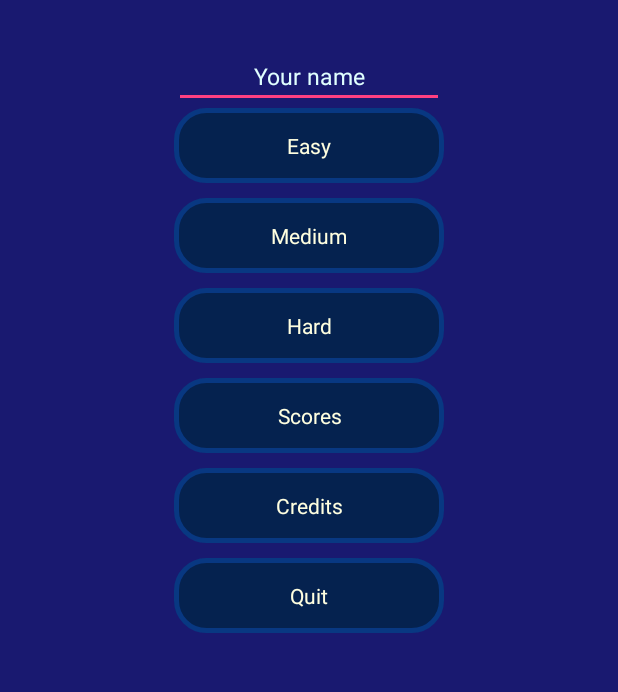
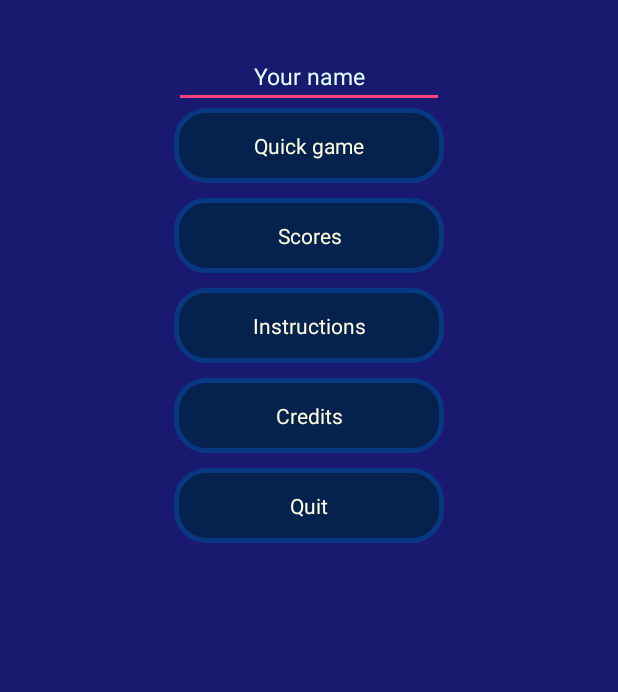
Before and after one commit to Maarti/GuessTheNumber, an Android app: the screen it shows after launch (MainMenuActivity), on a phone screen of 412 x 824 dp, the part 149-841 px from its top. Run offline under Robolectric (Android 15) with nearby library versions, the phone set to English and light mode, and no system bars.

Commit message:
New menu "Quick Game" and all difficulties moved as sub-menus of it

```diff
--- a/app/src/main/java/net/maarti/guessthenumber/GameActivity.java
+++ b/app/src/main/java/net/maarti/guessthenumber/GameActivity.java
@@ -174,7 +174,7 @@ public class GameActivity extends AppCompatActivity {
             wSubmit.setVisibility(View.INVISIBLE);
             wNumberIndication.setText(String.format("%d", game.getNumberToGuess()));
 
-            // Récupération du pseudo du jour
+            // Récupération du pseudo du joueur
             SharedPreferences preferences = PreferenceManager.getDefaultSharedPreferences(this);
             String username = preferences.getString(MainMenuActivity.USERNAME_LABEL, getString(R.string.defautUsername));
             if (username.equals("")) {
--- /dev/null
+++ b/app/src/main/res/drawable/easy_textview_selector.xml
@@ -0,0 +1,6 @@
+<?xml version="1.0" encoding="utf-8"?>
+<selector xmlns:android="http://schemas.android.com/apk/res/android">
+    <item android:drawable="@color/easyBackgroundClicked"
+        android:state_pressed="true" />
+    <item android:drawable="@color/easyBackground" />
+</selector>
--- /dev/null
+++ b/app/src/main/res/drawable/hard_textview_selector.xml
@@ -0,0 +1,6 @@
+<?xml version="1.0" encoding="utf-8"?>
+<selector xmlns:android="http://schemas.android.com/apk/res/android">
+    <item android:drawable="@color/hardBackgroundClicked"
+        android:state_pressed="true" />
+    <item android:drawable="@color/hardBackground" />
+</selector>
--- /dev/null
+++ b/app/src/main/res/drawable/medium_textview_selector.xml
@@ -0,0 +1,6 @@
+<?xml version="1.0" encoding="utf-8"?>
+<selector xmlns:android="http://schemas.android.com/apk/res/android">
+    <item android:drawable="@color/mediumBackgroundClicked"
+        android:state_pressed="true" />
+    <item android:drawable="@color/mediumBackground" />
+</selector>
--- a/app/src/main/res/layout/activity_main_menu.xml
+++ b/app/src/main/res/layout/activity_main_menu.xml
@@ -42,7 +42,20 @@
         android:ems="10"
         android:maxLength="20" />
 
+    <Button
+        android:layout_width="wrap_content"
+        android:layout_height="wrap_content"
+        android:text="@string/quickGame"
+        android:id="@+id/buttonQuickGame"
+        android:onClick="onClickQuickGame"
+        android:layout_marginBottom="10dp"
+        android:layout_centerHorizontal="true"
+        android:layout_below="@+id/ediTextName"/>
+
+
+
     <!-- TODO proposer les 3 difficultés dans un unique menu "New Game" -->
+    <!--
     <Button
         android:layout_width="wrap_content"
         android:layout_height="wrap_content"
@@ -71,14 +84,14 @@
         android:layout_below="@+id/buttonMedium"
         android:layout_centerHorizontal="true"
         android:onClick="onClickNewGame"
-        android:layout_marginBottom="10dp" />
+        android:layout_marginBottom="10dp" /> -->
 
     <Button
         android:layout_width="wrap_content"
         android:layout_height="wrap_content"
         android:text="@string/scores"
         android:id="@+id/buttonScores"
-        android:layout_below="@+id/buttonHard"
+        android:layout_below="@+id/buttonQuickGame"
         android:layout_centerHorizontal="true"
         android:onClick="onClickScores"
         android:layout_marginBottom="10dp" />
@@ -87,9 +100,19 @@
     <Button
         android:layout_width="wrap_content"
         android:layout_height="wrap_content"
+        android:text="@string/instructions"
+        android:id="@+id/buttonInstructions"
+        android:layout_below="@+id/buttonScores"
+        android:layout_centerHorizontal="true"
+        android:enabled="false"
+        android:layout_marginBottom="10dp" />
+
+    <Button
+        android:layout_width="wrap_content"
+        android:layout_height="wrap_content"
         android:text="@string/credits"
         android:id="@+id/buttonCredits"
-        android:layout_below="@+id/buttonScores"
+        android:layout_below="@+id/buttonInstructions"
         android:layout_centerHorizontal="true"
         android:onClick="onClickCredits"
         android:layout_marginBottom="10dp" />
--- a/app/src/main/res/values/strings.xml
+++ b/app/src/main/res/values/strings.xml
@@ -6,6 +6,7 @@
     <string name="medium">Medium</string>
     <string name="hard">Hard</string>
     <string name="easy">Easy</string>
+    <string name="instructions">Instructions</string>
     <string name="credits">Credits</string>
     <string name="quit">Quit</string>
     <string name="yourName">Your name</string>
@@ -15,6 +16,9 @@
     <!-- Toasts -->
     <string name="toast_valid_number_value">Number must be between %1$d and %2$d</string>
     <string name="toast_valid_enter_number">You must enter a number</string>
+
+    <!-- Insctructions -->
+    <string name="instructions_01">Guess the number (between %1$d and %2$d) that has been chosen by the computer.</string>
 
     <!-- Credits -->
     <string name="devMail" translatable="false">bryan@maarti.net</string>
@@ -41,7 +45,6 @@
     <string name="signMinus" translatable="false">-</string>
     <string name="signEqual" translatable="false">=</string>
     <string name="signInterro" translatable="false">\?</string>
-    <string name="instructions">Guess the number (between %1$d and %2$d) that has been chosen by the computer.</string>
     <string name="choose_number">Type a number</string>
     <string name="aboutMe">About me</string>
     <string name="newGame">New game</string>
@@ -49,7 +52,8 @@
     <string name="victory">Victory</string>
     <string name="playAgain">Play again</string>
     <string name="home">Home</string>
-   <plurals name="nbTry">
+    <string name="quickGame">Quick game</string>
+    <plurals name="nbTry">
         <item quantity="one">Try : %1$d</item>
         <item quantity="other">Tries : %1$d</item>
     </plurals>
```
Also changed, not shown: app/src/main/java/net/maarti/guessthenumber/MainMenuActivity.java (+10 -0 lines), app/src/main/res/layout/quick_game_alert.xml (+42 -1 lines), app/src/main/res/values/colors.xml (+9 -0 lines), 1 other file.
